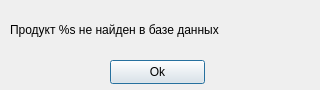
Qt form source/notfound.ui (arcan1s/food_gui) before a commit.
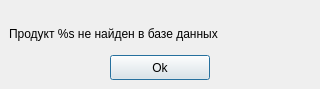
The same form after that commit.

Patch:
```diff
--- a/source/notfound.ui
+++ b/source/notfound.ui
@@ -7,21 +7,39 @@
     <x>0</x>
     <y>0</y>
     <width>320</width>
-    <height>90</height>
+    <height>89</height>
    </rect>
   </property>
+  <property name="minimumSize">
+   <size>
+    <width>320</width>
+    <height>89</height>
+   </size>
+  </property>
   <property name="windowTitle">
    <string>Ошибка!</string>
   </property>
   <widget class="QWidget" name="centralwidget">
+   <property name="minimumSize">
+    <size>
+     <width>320</width>
+     <height>89</height>
+    </size>
+   </property>
+   <layout class="QGridLayout" name="gridLayout">
+    <item row="0" column="0">
    <widget class="QLabel" name="label">
-    <property name="geometry">
-     <rect>
-      <x>10</x>
-      <y>10</y>
-      <width>291</width>
-      <height>41</height>
-     </rect>
+      <property name="minimumSize">
+       <size>
+        <width>0</width>
+        <height>50</height>
+       </size>
+      </property>
+      <property name="maximumSize">
+       <size>
+        <width>16777215</width>
+        <height>50</height>
+       </size>
     </property>
     <property name="text">
      <string>&lt;html&gt;&lt;head/&gt;&lt;body&gt;&lt;p align=&quot;justify&quot;&gt;Продукт %s не найден в базе данных&lt;/p&gt;&lt;/body&gt;&lt;/html&gt;</string>
@@ -30,14 +48,41 @@
      <set>Qt::AlignCenter</set>
     </property>
    </widget>
+    </item>
+    <item row="1" column="0">
+     <layout class="QHBoxLayout" name="horizontalLayout">
+      <item>
+       <spacer name="horizontalSpacer">
+        <property name="orientation">
+         <enum>Qt::Horizontal</enum>
+        </property>
+        <property name="sizeHint" stdset="0">
+         <size>
+          <width>40</width>
+          <height>20</height>
+         </size>
+        </property>
+       </spacer>
+      </item>
+      <item>
    <widget class="QPushButton" name="okbut">
-    <property name="geometry">
-     <rect>
-      <x>110</x>
-      <y>60</y>
-      <width>95</width>
-      <height>24</height>
-     </rect>
+        <property name="sizePolicy">
+         <sizepolicy hsizetype="Fixed" vsizetype="Fixed">
+          <horstretch>0</horstretch>
+          <verstretch>0</verstretch>
+         </sizepolicy>
+        </property>
+        <property name="minimumSize">
+         <size>
+          <width>100</width>
+          <height>25</height>
+         </size>
+        </property>
+        <property name="maximumSize">
+         <size>
+          <width>100</width>
+          <height>25</height>
+         </size>
     </property>
     <property name="text">
      <string>Ok</string>
@@ -46,6 +91,36 @@
      <bool>true</bool>
     </property>
    </widget>
+      </item>
+      <item>
+       <spacer name="horizontalSpacer_2">
+        <property name="orientation">
+         <enum>Qt::Horizontal</enum>
+        </property>
+        <property name="sizeHint" stdset="0">
+         <size>
+          <width>40</width>
+          <height>20</height>
+         </size>
+        </property>
+       </spacer>
+      </item>
+     </layout>
+    </item>
+    <item row="2" column="0">
+     <spacer name="verticalSpacer">
+      <property name="orientation">
+       <enum>Qt::Vertical</enum>
+      </property>
+      <property name="sizeHint" stdset="0">
+       <size>
+        <width>20</width>
+        <height>40</height>
+       </size>
+      </property>
+     </spacer>
+    </item>
+   </layout>
   </widget>
  </widget>
  <resources/>
```
Left out of the diff: 19 changed lines with no effect on the pictures. Lines whose indentation alone changed are shown as unchanged.
